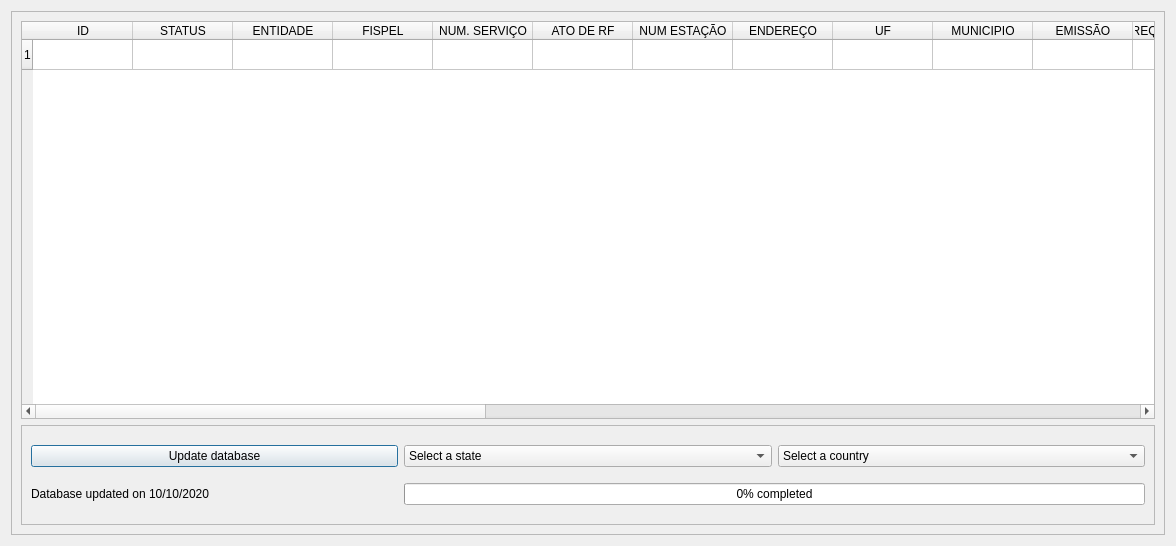
This is src/main/python/views/anatel_dialog.ui in samuelterra22/Analysis-of-antenna-coverage as Qt 5 draws it before an edit. The edited form follows.
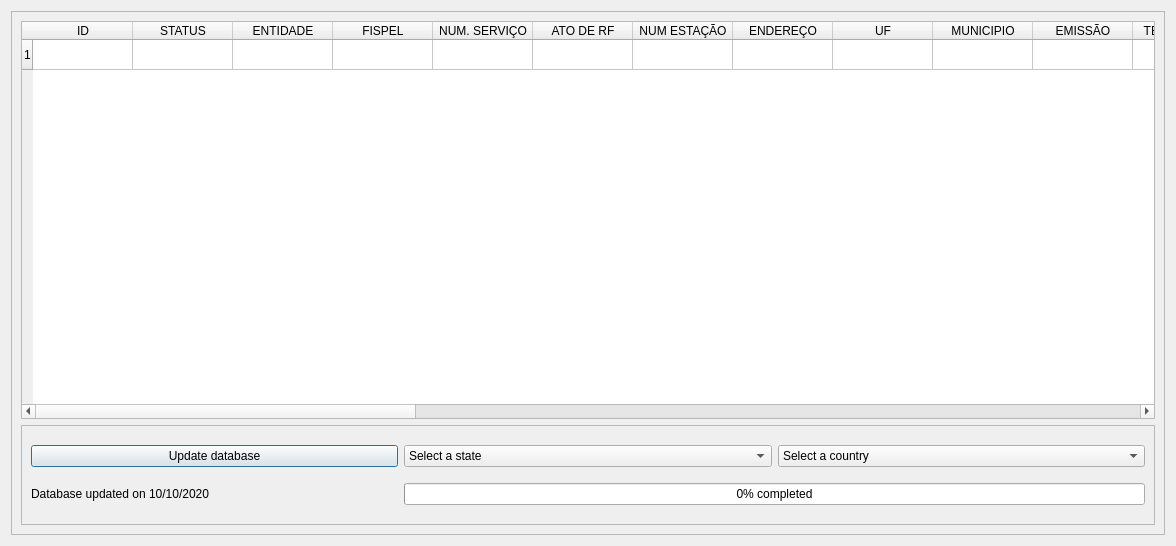
This is the edited form.

Commit message: Fill table with Anatel information

Patch:
```diff
--- a/src/main/python/views/anatel_dialog.ui
+++ b/src/main/python/views/anatel_dialog.ui
@@ -47,7 +47,7 @@
          <number>1</number>
         </property>
         <property name="columnCount">
-         <number>27</number>
+         <number>32</number>
         </property>
         <attribute name="horizontalHeaderCascadingSectionResizes">
          <bool>false</bool>
@@ -123,6 +123,11 @@
           <string>EMISSÃO</string>
          </property>
         </column>
+        <column>
+         <property name="text">
+          <string>TECNOLOGIA</string>
+         </property>
+        </column>
         <column>
          <property name="text">
           <string>FREQ. INICIAL (MHz)</string>
@@ -143,6 +148,21 @@
           <string>TIPO ESTAÇÃO</string>
          </property>
         </column>
+        <column>
+         <property name="text">
+          <string>CLASS. INFRA FISICA</string>
+         </property>
+        </column>
+        <column>
+         <property name="text">
+          <string>COMPARTILHAMENTO INFRA FISICA</string>
+         </property>
+        </column>
+        <column>
+         <property name="text">
+          <string>DISP COMPARTILHAMENTO INFRA FISICA</string>
+         </property>
+        </column>
         <column>
          <property name="text">
           <string>TIPO ANTENA</string>
@@ -188,6 +208,11 @@
           <string>HOMOLOGAÇÃO TRANSM. (W)</string>
          </property>
         </column>
+        <column>
+         <property name="text">
+          <string>POTENCIA TRANSMISSAO</string>
+         </property>
+        </column>
         <column>
          <property name="text">
           <string>LATITUDE</string>
@@ -258,11 +283,6 @@
           <string/>
          </property>
         </item>
-        <item row="0" column="11">
-         <property name="text">
-          <string/>
-         </property>
-        </item>
         <item row="0" column="12">
          <property name="text">
           <string/>
@@ -283,21 +303,6 @@
           <string/>
          </property>
         </item>
-        <item row="0" column="16">
-         <property name="text">
-          <string/>
-         </property>
-        </item>
-        <item row="0" column="17">
-         <property name="text">
-          <string/>
-         </property>
-        </item>
-        <item row="0" column="18">
-         <property name="text">
-          <string/>
-         </property>
-        </item>
         <item row="0" column="19">
          <property name="text">
           <string/>
@@ -338,6 +343,26 @@
           <string/>
          </property>
         </item>
+        <item row="0" column="27">
+         <property name="text">
+          <string/>
+         </property>
+        </item>
+        <item row="0" column="29">
+         <property name="text">
+          <string/>
+         </property>
+        </item>
+        <item row="0" column="30">
+         <property name="text">
+          <string/>
+         </property>
+        </item>
+        <item row="0" column="31">
+         <property name="text">
+          <string/>
+         </property>
+        </item>
        </widget>
       </item>
       <item>
```
The commit also changes 3 other files.
